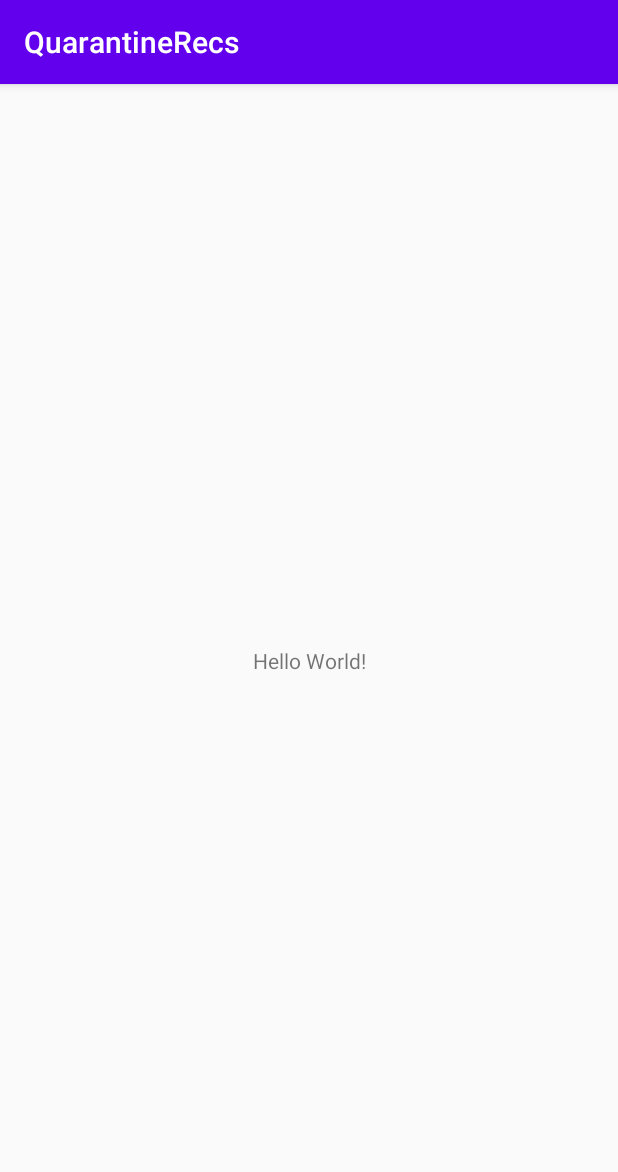
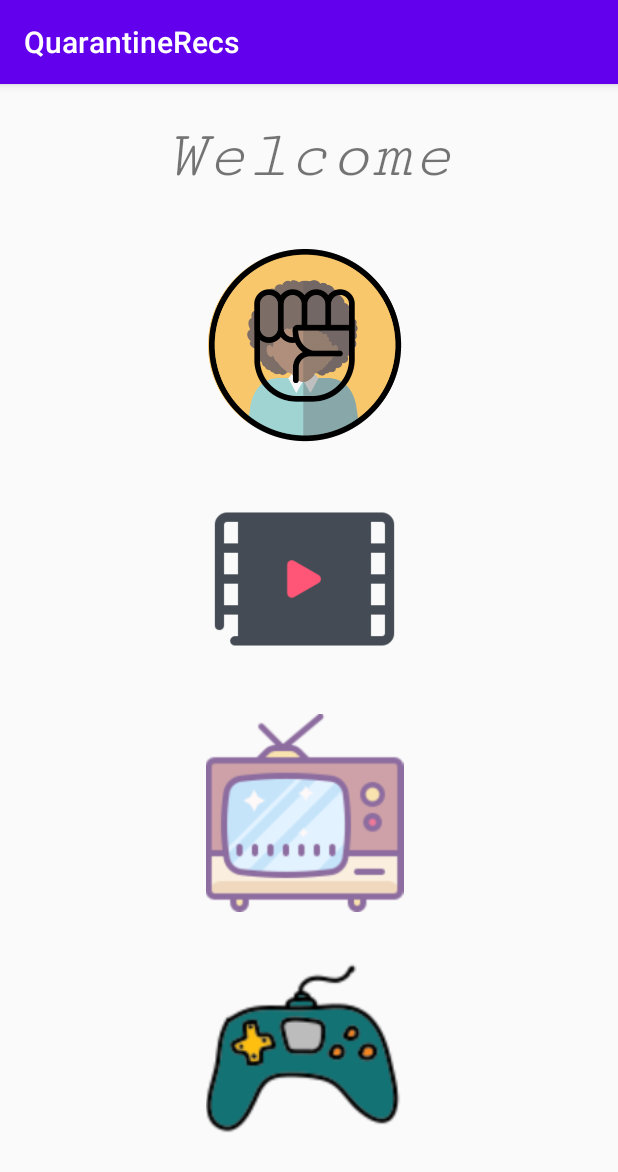
Before and after one commit to Mookie299/QuarantineRecs, an Android app: the screen it shows after launch (MainActivity), on a phone screen of 412 x 824 dp. Shown: the top 1172 px of the screen. Run offline under Robolectric (Android 15) with nearby library versions, the phone set to English and light mode, and no system bars.

Commit message:
merging 1

```diff
--- a/QurantineRecs/app/src/main/java/com/example/quarantinerecs/MainActivity.java
+++ b/QurantineRecs/app/src/main/java/com/example/quarantinerecs/MainActivity.java
@@ -3,8 +3,14 @@ package com.example.quarantinerecs;
 import androidx.appcompat.app.AppCompatActivity;
 
 import android.os.Bundle;
+import android.widget.Button;
+import android.widget.ImageView;
 
 public class MainActivity extends AppCompatActivity {
+
+    Button btn;
+    ImageView img;
+   // TextView img;
 
     @Override
     protected void onCreate(Bundle savedInstanceState) {
@@ -18,5 +24,8 @@ public class MainActivity extends AppCompatActivity {
 
 
        //hey
+
+        img = findViewById(R.id.blackLives);
+
     }
 }
--- a/QurantineRecs/app/src/main/res/layout/activity_main.xml
+++ b/QurantineRecs/app/src/main/res/layout/activity_main.xml
@@ -7,12 +7,62 @@
     tools:context=".MainActivity">
 
     <TextView
-        android:layout_width="wrap_content"
-        android:layout_height="wrap_content"
-        android:text="Hello World!"
+        android:id="@+id/textView"
+        android:layout_width="269dp"
+        android:layout_height="64dp"
+        android:fontFamily="serif-monospace"
+        android:gravity="center"
+        android:text="Welcome"
+        android:textSize="45dp"
+        android:textStyle="italic"
         app:layout_constraintBottom_toBottomOf="parent"
-        app:layout_constraintLeft_toLeftOf="parent"
-        app:layout_constraintRight_toRightOf="parent"
+        app:layout_constraintEnd_toEndOf="parent"
+        app:layout_constraintStart_toStartOf="parent"
+        app:layout_constraintTop_toTopOf="parent"
+        app:layout_constraintVertical_bias="0.023" />
+
+    <ImageView
+        android:id="@+id/blackLives"
+        android:layout_width="246dp"
+        android:layout_height="132dp"
+        android:layout_marginStart="80dp"
+        android:layout_marginTop="108dp"
+        android:foregroundGravity="center"
+        android:src="@drawable/blmResources"
+        app:layout_constraintStart_toStartOf="parent"
+        app:layout_constraintTop_toTopOf="parent" />
+
+    <ImageView
+        android:id="@+id/movies"
+        android:layout_width="246dp"
+        android:layout_height="132dp"
+        android:layout_marginStart="80dp"
+        android:layout_marginTop="264dp"
+        android:foregroundGravity="center"
+        android:src="@drawable/movies"
+        app:layout_constraintStart_toStartOf="parent"
+        app:layout_constraintTop_toTopOf="parent" />
+
+    <ImageView
+        android:id="@+id/tvShows"
+        android:layout_width="246dp"
+        android:layout_height="132dp"
+        android:layout_marginStart="80dp"
+        android:layout_marginTop="420dp"
+        android:foregroundGravity="center"
+        android:src="@drawable/tvshows"
+        app:layout_constraintStart_toStartOf="parent"
+        app:layout_constraintTop_toTopOf="parent" />
+
+    <ImageView
+        android:id="@+id/games"
+        android:layout_width="246dp"
+        android:layout_height="132dp"
+        android:layout_marginStart="80dp"
+        android:layout_marginTop="580dp"
+        android:foregroundGravity="center"
+        android:src="@drawable/games"
+        app:layout_constraintStart_toStartOf="parent"
         app:layout_constraintTop_toTopOf="parent" />
 
 </androidx.constraintlayout.widget.ConstraintLayout>
```
Also changed, not shown: QurantineRecs/app/src/main/res/drawable/blmResources.png (added), QurantineRecs/app/src/main/res/drawable/games.png (added), QurantineRecs/app/src/main/res/drawable/movies.png (added), QurantineRecs/app/src/main/res/drawable/tvshows.png (added).
